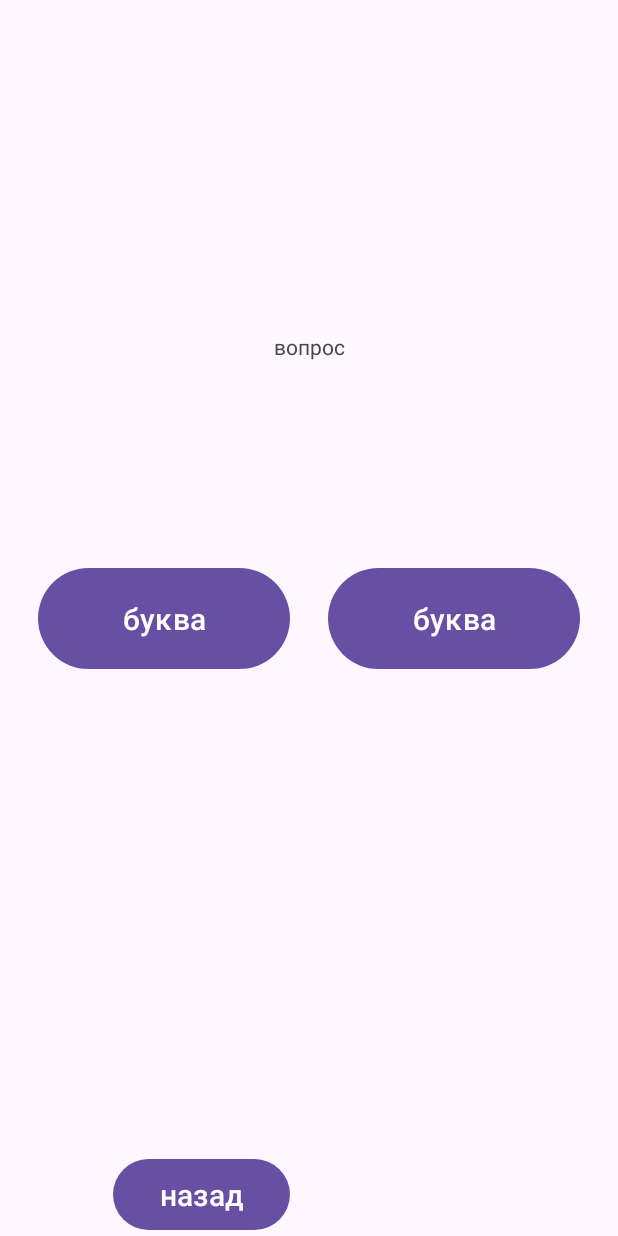
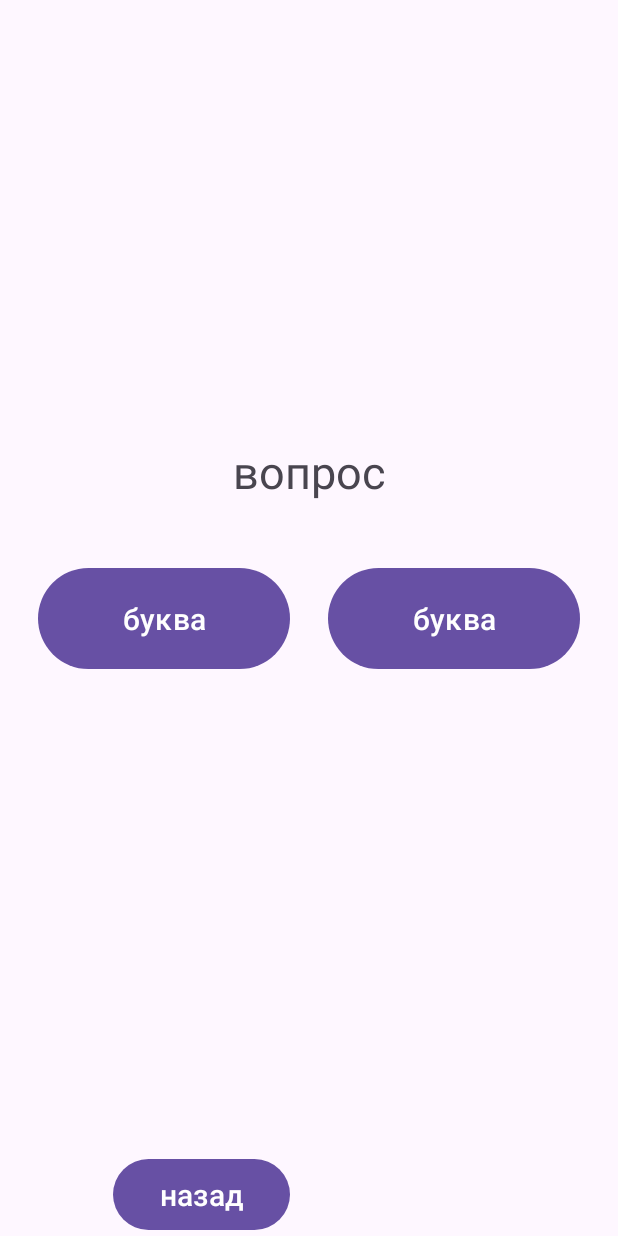
Before and after one commit to Somnig-aa/memo-app, an Android app: the WorkActivity screen opened directly, with no data from a screen before it, on a phone screen of 412 x 824 dp. Run offline under Robolectric (Android 15) with nearby library versions, the phone set to English and light mode, and no system bars.

Commit message:
Third commit

```diff
--- a/app/src/main/AndroidManifest.xml
+++ b/app/src/main/AndroidManifest.xml
@@ -13,6 +13,9 @@
         android:theme="@style/Theme.MemoHelper"
         tools:targetApi="31">
         <activity
+            android:name=".ResultActivity"
+            android:exported="false" />
+        <activity
             android:name=".WorkActivity"
             android:exported="false" />
         <activity
--- a/app/src/main/java/ru/myitschool/vsu2023/eds/memo_helper/WorkActivity.java
+++ b/app/src/main/java/ru/myitschool/vsu2023/eds/memo_helper/WorkActivity.java
@@ -3,12 +3,35 @@ package ru.myitschool.vsu2023.eds.memo_helper;
 import androidx.appcompat.app.AppCompatActivity;
 
 import android.os.Bundle;
+import android.widget.Button;
+import android.widget.ImageView;
+import android.widget.TextView;
 
 public class WorkActivity extends AppCompatActivity {
-
+    private Button letterBtn1;
+    private Button letterBtn2;
+    private Button homeBtn;
+    private TextView quesText;
+    private ImageView image;
     @Override
     protected void onCreate(Bundle savedInstanceState) {
         super.onCreate(savedInstanceState);
         setContentView(R.layout.activity_work);
+        letterBtn1=findViewById(R.id.letter_btn1);
+        letterBtn2=findViewById(R.id.letter_btn2);
+        homeBtn=findViewById(R.id.home_btn);
+        quesText=findViewById(R.id.question_text_tv);
+        image=findViewById(R.id.hint_image_iv);
+
     }
+    private void showQuestion(Question quest){
+        quesText.setText(quest.getText());
+        letterBtn1.setText(quest.getRightLet());
+        letterBtn2.setText(quest.getWrongLet());
+        if(!quest.getImageName().isEmpty()){
+
+        }
+
+    }
+
 }
--- a/app/src/main/res/layout/activity_work.xml
+++ b/app/src/main/res/layout/activity_work.xml
@@ -6,15 +6,27 @@
     android:layout_height="match_parent"
     tools:context=".WorkActivity">
 
+
+    <ImageView
+        android:id="@+id/hint_image_iv"
+        android:layout_width="200dp"
+        android:layout_height="200dp"
+        app:layout_constraintRight_toRightOf="parent"
+        app:layout_constraintLeft_toLeftOf="parent"
+        app:layout_constraintTop_toTopOf="parent"
+        app:layout_constraintBottom_toTopOf="@+id/question_text_tv"
+        />
     <TextView
+        android:id="@+id/question_text_tv"
         android:layout_width="wrap_content"
         android:layout_height="wrap_content"
         android:text="вопрос"
+        android:textSize="30sp"
         app:layout_constraintBottom_toBottomOf="parent"
         app:layout_constraintEnd_toEndOf="parent"
         app:layout_constraintStart_toStartOf="parent"
         app:layout_constraintTop_toTopOf="parent"
-        app:layout_constraintVertical_bias="0.275" />
+        app:layout_constraintVertical_bias="0.375" />
     <Button
         android:id="@+id/letter_btn1"
         android:layout_width="168dp"
@@ -42,11 +54,11 @@
         />
 
     <Button
-        android:id="@+id/home"
+        android:id="@+id/home_btn"
         android:layout_width="118dp"
         android:layout_height="wrap_content"
         android:padding="10dp"
-        android:text="назад"
+        android:text="@string/home_btn_text"
         android:textSize="20sp"
         app:layout_constraintRight_toRightOf="@id/letter_btn1"
         app:layout_constraintBottom_toBottomOf="parent" />
--- a/app/src/main/res/values/strings.xml
+++ b/app/src/main/res/values/strings.xml
@@ -2,6 +2,5 @@
     <string name="app_name">Запоминалка</string>
     <string name="start_training_btn__text">тренажер</string>
     <string name="start_test_btn__text">тест</string>
-    <string name="letter1_text">буква1</string>
-    <string name="letter2_text">буква2</string>
+    <string name="home_btn_text">назад</string>
 </resources>
```
Also changed, not shown: app/src/main/java/ru/myitschool/vsu2023/eds/memo_helper/Category.java (added, +7 -0 lines), app/src/main/java/ru/myitschool/vsu2023/eds/memo_helper/Question.java (added, +43 -0 lines), app/src/main/java/ru/myitschool/vsu2023/eds/memo_helper/ResultActivity.java (added, +14 -0 lines), app/src/main/res/layout/activity_result.xml (added, +28 -0 lines).
